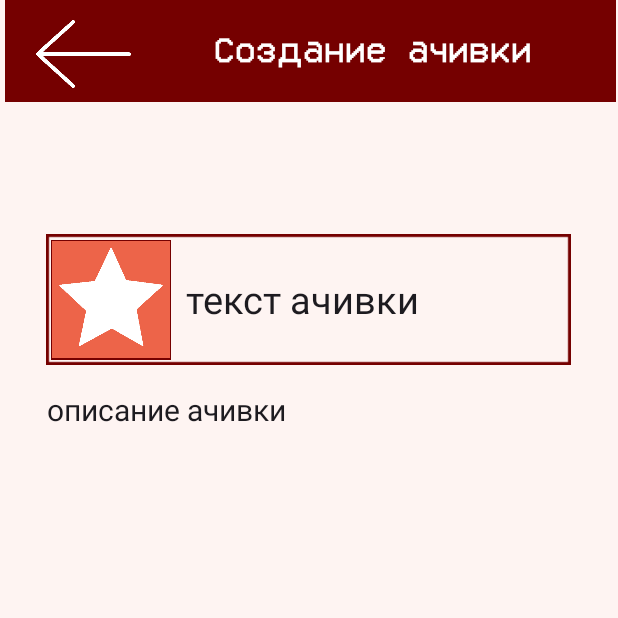
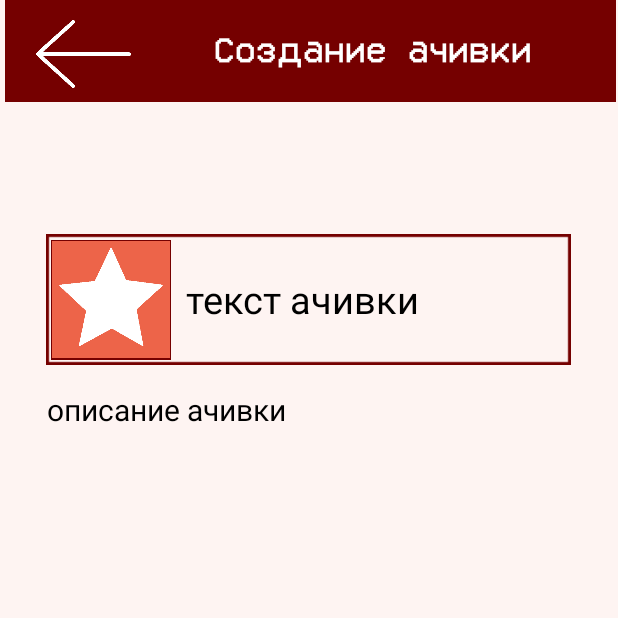
Before and after one commit to Borisova-Pauline/achive_maker, an Android app: the CreateAchive screen opened directly, with no data from a screen before it, on a phone screen of 412 x 824 dp, the top half of it. Run offline under Robolectric (Android 15) with nearby library versions, the phone set to English and light mode, and no system bars.

Commit message:
day5 (textcolor edition)

```diff
--- a/app/src/main/res/layout/activity_create_achive.xml
+++ b/app/src/main/res/layout/activity_create_achive.xml
@@ -85,6 +85,7 @@
             android:ems="10"
             android:inputType="textMultiLine"
             android:text="текст ачивки"
+            android:textColor="#000000"
             android:textSize="25sp" />
     </RelativeLayout>
 
@@ -111,8 +112,9 @@
                 android:ems="10"
                 android:inputType="textMultiLine"
                 android:text="описание ачивки"
+                android:textColor="#000000"
                 android:textSize="20sp"
-                android:visibility="visible"/>
+                android:visibility="visible" />
 
             <GridView
                 android:id="@+id/pic_samp_gv"
```
